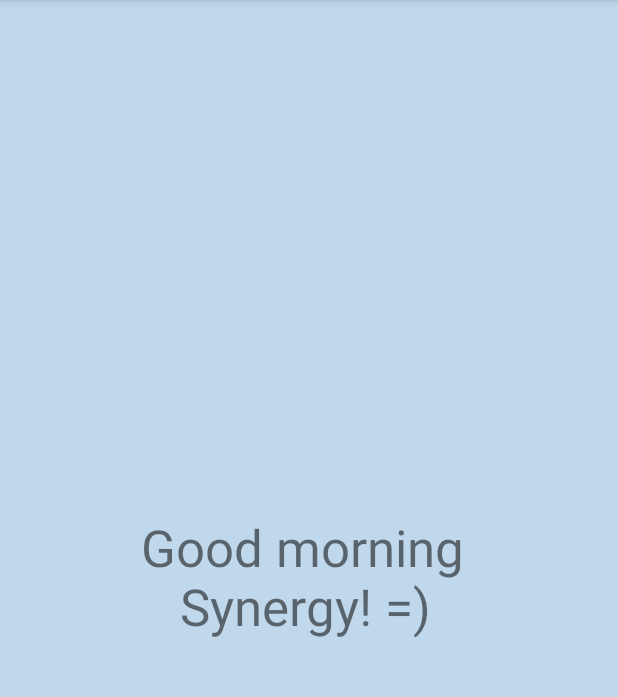
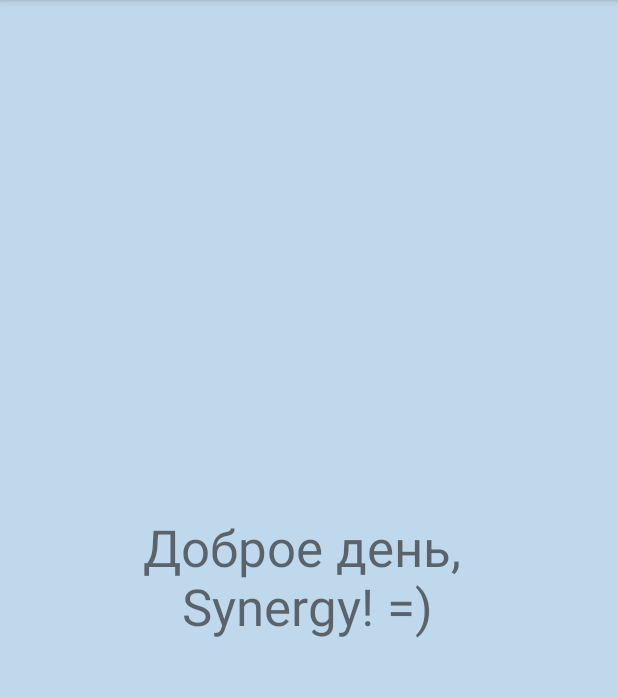
Before and after one commit to bystrovdev/MyAlarmClockSavior, an Android app: the AlarmActivity screen opened directly, with no data from a screen before it, on a phone screen of 412 x 824 dp, the part 84-781 px from its top. Run offline under Robolectric (Android 15) with nearby library versions, the phone set to English and light mode, and no system bars.

Commit message:
Finished application

```diff
--- a/app/src/main/java/ru/synergy/myalarmclocksavior/AlarmActivity.java
+++ b/app/src/main/java/ru/synergy/myalarmclocksavior/AlarmActivity.java
@@ -1,9 +1,11 @@
 package ru.synergy.myalarmclocksavior;
 
+import android.content.Intent;
 import android.media.Ringtone;
 import android.media.RingtoneManager;
 import android.net.Uri;
 import android.os.Bundle;
+import android.widget.Button;
 
 import androidx.annotation.Nullable;
 import androidx.appcompat.app.AppCompatActivity;
@@ -11,12 +13,15 @@ import androidx.appcompat.app.AppCompatActivity;
 public class AlarmActivity extends AppCompatActivity {
 
     Ringtone ringtone;
+    Button btnClose;
 
     @Override
     protected void onCreate(@Nullable Bundle savedInstanceState) {
         super.onCreate(savedInstanceState);
+        setContentView(R.layout.activity_alarm);
 
-        setContentView(R.layout.activity_alarm);
+
+
 
         Uri notificationUri = RingtoneManager.getDefaultUri(RingtoneManager.TYPE_ALARM);
         ringtone = RingtoneManager.getRingtone(this, notificationUri);
--- a/app/src/main/res/layout/activity_alarm.xml
+++ b/app/src/main/res/layout/activity_alarm.xml
@@ -8,16 +8,16 @@
     android:background="#C0D8EC">
 
     <TextView
-        android:id="@+id/clock_button"
+        android:id="@+id/clock_button_message"
         android:layout_width="wrap_content"
         android:layout_height="wrap_content"
-        android:text="Good morning \n   Synergy! =)"
+        android:text="Доброе день, \n   Synergy! =)"
         android:textSize="34sp"
         app:layout_constraintBottom_toBottomOf="parent"
         app:layout_constraintEnd_toEndOf="parent"
+        app:layout_constraintHorizontal_bias="0.497"
         app:layout_constraintStart_toStartOf="parent"
         app:layout_constraintTop_toTopOf="parent" />
 
 
-
 </androidx.constraintlayout.widget.ConstraintLayout>
--- a/app/src/main/res/layout/activity_main.xml
+++ b/app/src/main/res/layout/activity_main.xml
@@ -15,11 +15,12 @@
         android:text="@string/clock"
         android:textSize="20sp"
         android:textStyle="italic"
+        app:cornerRadius="20dp"
         app:layout_constraintBottom_toBottomOf="parent"
         app:layout_constraintEnd_toEndOf="parent"
         app:layout_constraintStart_toStartOf="parent"
         app:layout_constraintTop_toTopOf="parent"
-        app:layout_constraintVertical_bias="0.884" />
+        app:layout_constraintVertical_bias="0.94" />
 
 
 </androidx.constraintlayout.widget.ConstraintLayout>
--- a/app/src/main/res/values/strings.xml
+++ b/app/src/main/res/values/strings.xml
@@ -1,4 +1,6 @@
 <resources>
     <string name="app_name">MyAlarmClockSavior</string>
     <string name="clock">Выбрать время</string>
+    <string name="er">er</string>
+    <string name="Disable">Выключить</string>
 </resources>
```
Also changed, not shown: app/src/main/java/ru/synergy/myalarmclocksavior/MainActivity.java (+8 -0 lines), app/src/main/res/drawable/alarm.png (added).
